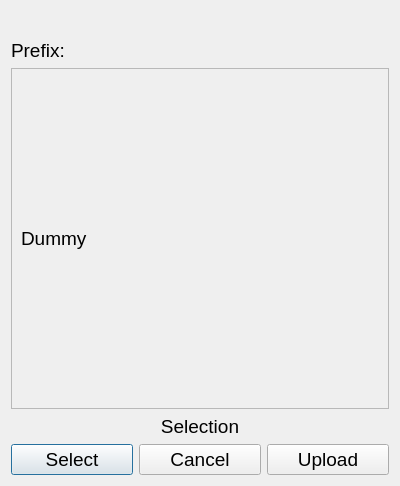
This is plugins/ImageStoreClient/ImageSelectDialog.ui in profK/tom as Qt 5 draws it before an edit. The edited form follows.
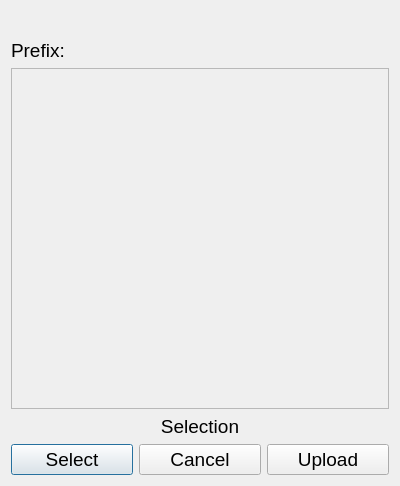
This is the edited form.

```diff
--- a/plugins/ImageStoreClient/ImageSelectDialog.ui
+++ b/plugins/ImageStoreClient/ImageSelectDialog.ui
@@ -57,15 +57,7 @@
         <height>311</height>
        </rect>
       </property>
-      <layout class="QHBoxLayout" name="horizontalLayout_3">
-       <item>
-        <widget class="QLabel" name="label_2">
-         <property name="text">
-          <string>Dummy</string>
-         </property>
-        </widget>
-       </item>
-      </layout>
+      <layout class="QHBoxLayout" name="horizontalLayout_3"/>
      </widget>
     </widget>
    </item>
```
